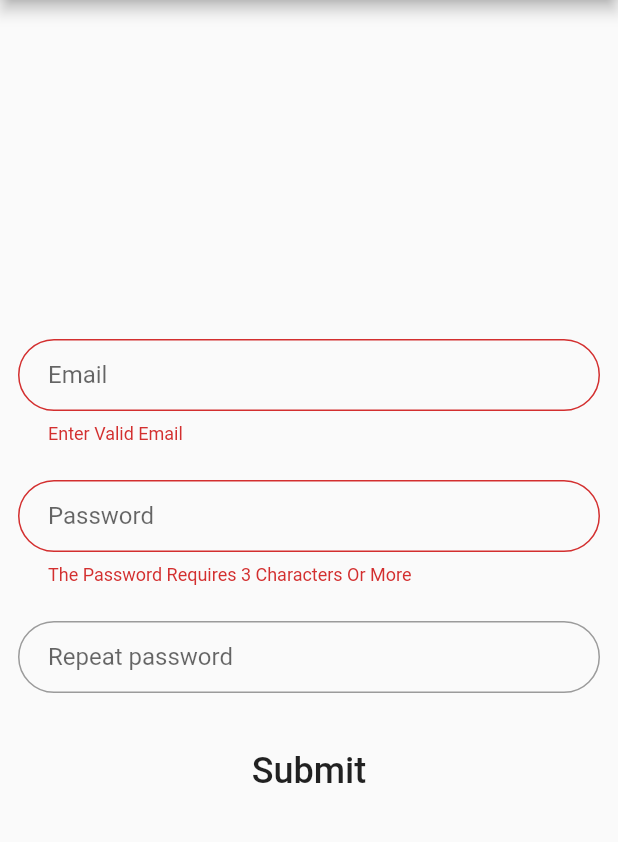
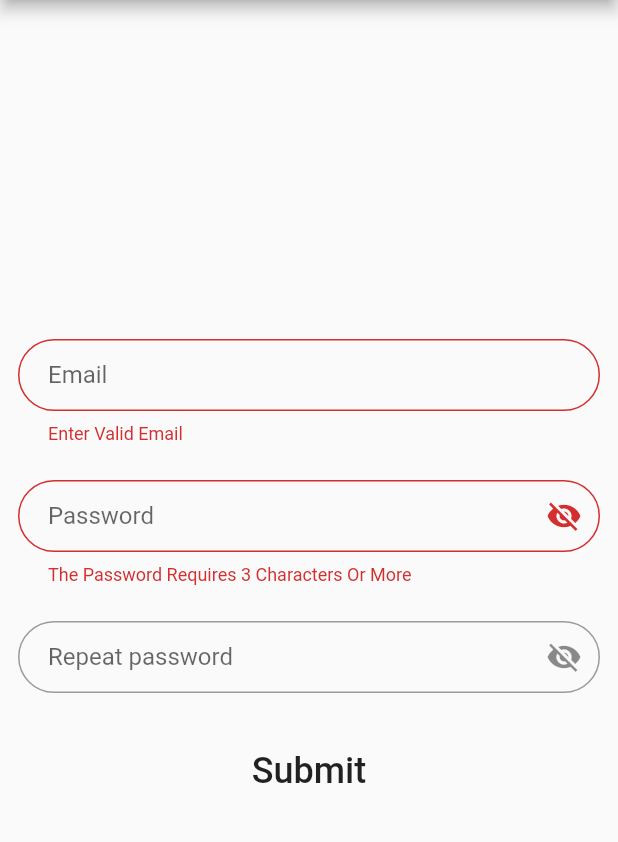
Before and after one commit to Goo53/QR_TEST_TUBES, a Flutter app: the screen it shows after launch, after a tap on "Create New User", on a phone screen of 412 x 824 dp, the part 84-926 px from its top. Run offline on Flutter 3.47's test engine with Material 2 defaults, Android fonts, the phone set to English and light mode, and no system bars; our stand-ins replace dynamic_theme, qr_flutter; missing offline and left inert: barcode_scan.

Commit message:
Add option to hide passwords

```diff
--- a/lib/login.dart
+++ b/lib/login.dart
@@ -13,6 +13,8 @@ class _LogInState extends State<LogIn> {
   final _password = TextEditingController() ;
   final GlobalKey<FormState> _formKey = GlobalKey<FormState>();
   bool _autoValidate = true;
+  bool passwordVisible = false;
+  //@override void initState() {_passwordVisible = false;  super.initState();}
 
   Widget build(BuildContext context) {return Scaffold(appBar: AppBar(title: Text('QR test-tubes managment'),), body: _contentWidget(),  );}
   _contentWidget() {
@@ -23,9 +25,11 @@ class _LogInState extends State<LogIn> {
       decoration: InputDecoration(hintText: 'Email', contentPadding: EdgeInsets.fromLTRB(20.0, 10.0, 20.0, 10.0),
       border: OutlineInputBorder(borderRadius: BorderRadius.circular(32.0)),   ),),),
   Container(padding: const EdgeInsets.all(12),
-      child:TextFormField(controller: _password, validator: validatePassword,
+      child:TextFormField(controller: _password, validator: validatePassword, obscureText: passwordVisible,
       decoration: InputDecoration(hintText: 'Password', contentPadding: EdgeInsets.fromLTRB(20.0, 10.0, 20.0, 10.0),
-      border: OutlineInputBorder(borderRadius: BorderRadius.circular(32.0)),  ),),),
+      border: OutlineInputBorder(borderRadius: BorderRadius.circular(32.0)),
+      suffixIcon: IconButton(icon: Icon(passwordVisible ? Icons.visibility : Icons.visibility_off,),
+        onPressed: () { setState(() {passwordVisible = !passwordVisible; }); },),  ),),),
 
   Padding(padding: const EdgeInsets.all(16.0),child:  FlatButton(child:  Text("Log In", style: TextStyle(fontSize: 24)),
       shape: RoundedRectangleBorder(borderRadius: BorderRadius.circular(32.0)),
--- a/lib/new_user.dart
+++ b/lib/new_user.dart
@@ -12,7 +12,8 @@ class _NewUserState extends State<NewUser> {
   final _newpassword1 = TextEditingController() ;
   final GlobalKey<FormState> _formKey = GlobalKey<FormState>();
   bool _autoValidate = true;
-
+  bool passwordVisible = false;
+  bool passwordVisible1 = false;
   Widget build(BuildContext context) {return Scaffold(appBar: AppBar(title: Text('QR test-tubes managment'),), body: _contentWidget(),  );}
 
   _contentWidget() {
@@ -24,13 +25,17 @@ class _NewUserState extends State<NewUser> {
       decoration: InputDecoration(hintText: 'Email', contentPadding: EdgeInsets.fromLTRB(20.0, 10.0, 20.0, 10.0),
       border: OutlineInputBorder(borderRadius: BorderRadius.circular(32.0)),   ),),),
   Container(padding: const EdgeInsets.all(12),
-      child:TextFormField(controller: _newpassword, validator: validatePassword,
+      child:TextFormField(controller: _newpassword, validator: validatePassword, obscureText: passwordVisible,
       decoration: InputDecoration(hintText: 'Password', contentPadding: EdgeInsets.fromLTRB(20.0, 10.0, 20.0, 10.0),
-      border: OutlineInputBorder(borderRadius: BorderRadius.circular(32.0)),  ),),),
+      border: OutlineInputBorder(borderRadius: BorderRadius.circular(32.0)),
+      suffixIcon: IconButton(icon: Icon(passwordVisible ? Icons.visibility : Icons.visibility_off,),
+        onPressed: () { setState(() {passwordVisible = !passwordVisible; }); },),  ),),),
   Container(padding: const EdgeInsets.all(12),
-      child:TextFormField(controller: _newpassword1, validator: validatePassword1,
+      child:TextFormField(controller: _newpassword1, validator: validatePassword1,obscureText: passwordVisible1,
       decoration: InputDecoration(hintText: 'Repeat password', contentPadding: EdgeInsets.fromLTRB(20.0, 10.0, 20.0, 10.0),
-      border: OutlineInputBorder(borderRadius: BorderRadius.circular(32.0)),  ),),),
+      border: OutlineInputBorder(borderRadius: BorderRadius.circular(32.0)),
+      suffixIcon: IconButton(icon: Icon(passwordVisible1 ? Icons.visibility : Icons.visibility_off,),
+        onPressed: () { setState(() {passwordVisible1 = !passwordVisible1; }); },),  ),),),
 
   Padding(padding: const EdgeInsets.all(16.0),
       child:  FlatButton(child:  Text("Submit", style: TextStyle(fontSize: 24)),
```
